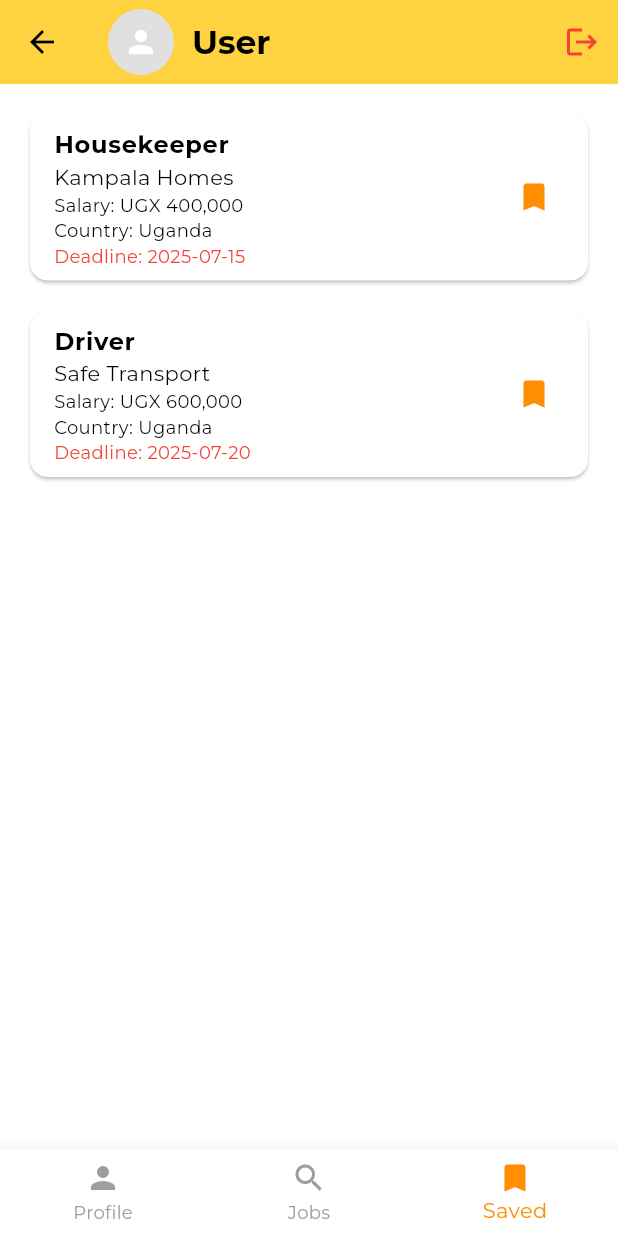
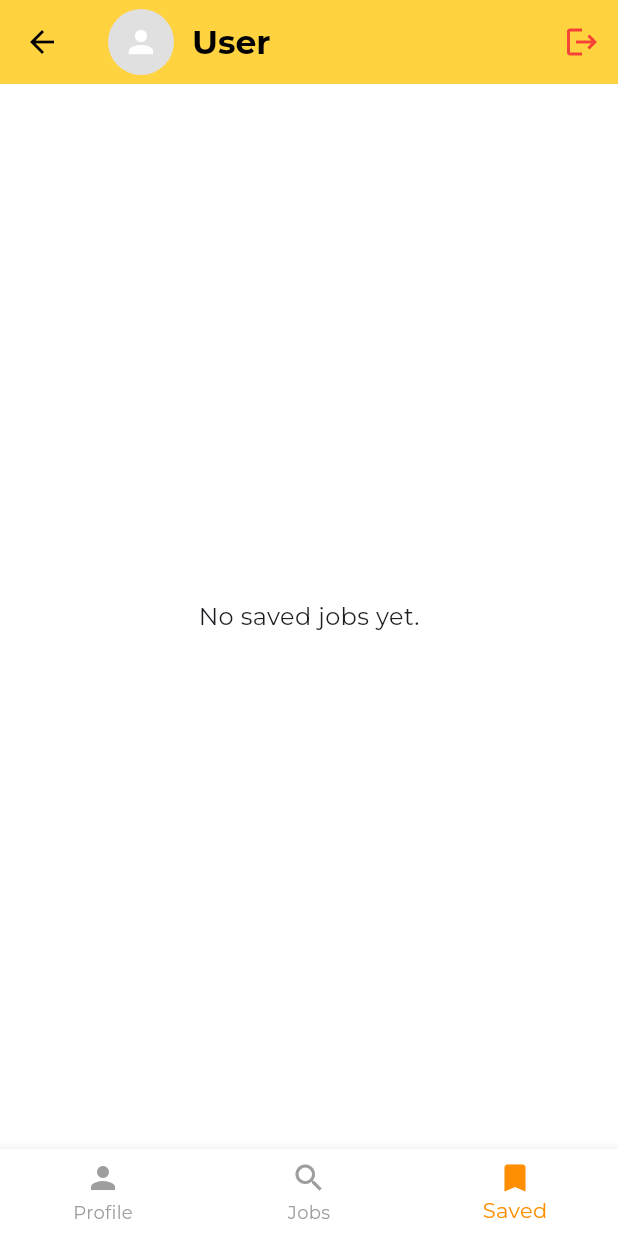
Before and after one commit to jobpopapp/jobpop1, a Flutter app: the SavedJobsScreen screen opened by its route, on a phone screen of 412 x 824 dp. Run offline on Flutter 3.47's test engine with Material 3 defaults, Android fonts, the light colour scheme and no system bars; our stand-ins replace google_fonts, shared_preferences, supabase_flutter; accounts and stored records are empty; generated files the repository leaves out were written again.

Commit message:
JOBS BEING QUERIED WELL FROM SUPABASE 1-JULY-2025, added saved jobs table, tap any saved job to view its full details

```diff
--- a/lib/screens/saved_jobs_screen.dart
+++ b/lib/screens/saved_jobs_screen.dart
@@ -1,5 +1,6 @@
 import 'package:flutter/material.dart';
 import 'package:google_fonts/google_fonts.dart';
+import 'package:supabase_flutter/supabase_flutter.dart';
 
 class SavedJobsScreen extends StatefulWidget {
   const SavedJobsScreen({Key? key}) : super(key: key);
@@ -10,33 +11,43 @@ class SavedJobsScreen extends StatefulWidget {
 
 class _SavedJobsScreenState extends State<SavedJobsScreen> {
   int _selectedIndex = 2;
+  List<Map<String, dynamic>> _savedJobs = [];
+  bool _loading = true;
+  String username = 'User';
+  String userEmail = '';
+  String userPhone = '';
+  String? profilePhotoUrl;
+
+  @override
+  void initState() {
+    super.initState();
+    _fetchSavedJobs();
+  }
+
+  Future<void> _fetchSavedJobs() async {
+    final supabase = Supabase.instance.client;
+    final user = supabase.auth.currentUser;
+    if (user == null) {
+      setState(() {
+        _savedJobs = [];
+        _loading = false;
+      });
+      return;
+    }
+    final response = await supabase
+        .from('saved_jobs') // Table name matches job details page
+        .select(
+            'job_id, jobs:title, jobs:company, jobs:salary, jobs:country, jobs:deadline, jobs:description, jobs:requirements, jobs:email, jobs:company_website, jobs:application_link, jobs:contact_phone')
+        .eq('user_id', user.id)
+        .order('id', ascending: false);
+    setState(() {
+      _savedJobs = List<Map<String, dynamic>>.from(response);
+      _loading = false;
+    });
+  }
 
   @override
   Widget build(BuildContext context) {
-    // TODO: Replace with real saved jobs from Supabase
-    final List<Map<String, String>> savedJobs = [
-      {
-        'title': 'Housekeeper',
-        'company': 'Kampala Homes',
-        'salary': 'UGX 400,000',
-        'country': 'Uganda',
-        'deadline': '2025-07-15',
-      },
-      {
-        'title': 'Driver',
-        'company': 'Safe Transport',
-        'salary': 'UGX 600,000',
-        'country': 'Uganda',
-        'deadline': '2025-07-20',
-      },
-    ];
-
-    // Mock user info for AppBar (replace with real user data if available)
-    final String username = 'User';
-    final String? userEmail = '';
-    final String? userPhone = '';
-    final String? profilePhotoUrl = null;
-
     return Scaffold(
       backgroundColor: Colors.white,
       appBar: AppBar(
@@ -45,12 +56,12 @@ class _SavedJobsScreenState extends State<SavedJobsScreen> {
         elevation: 0,
         title: Row(
           children: [
-            if (profilePhotoUrl != null && profilePhotoUrl.isNotEmpty)
+            if (profilePhotoUrl != null && profilePhotoUrl!.isNotEmpty)
               Padding(
                 padding: const EdgeInsets.only(right: 12),
                 child: CircleAvatar(
                   radius: 22,
-                  backgroundImage: NetworkImage(profilePhotoUrl),
+                  backgroundImage: NetworkImage(profilePhotoUrl!),
                   backgroundColor: Colors.grey[200],
                 ),
               )
@@ -74,7 +85,7 @@ class _SavedJobsScreenState extends State<SavedJobsScreen> {
                       color: Colors.black,
                     ),
                   ),
-                  if (userEmail != null && userEmail.isNotEmpty)
+                  if (userEmail.isNotEmpty)
                     Text(
                       userEmail,
                       style: GoogleFonts.montserrat(
@@ -82,7 +93,7 @@ class _SavedJobsScreenState extends State<SavedJobsScreen> {
                         color: Color.fromARGB(255, 122, 0, 0),
                       ),
                     ),
-                  if (userPhone != null && userPhone.isNotEmpty)
+                  if (userPhone.isNotEmpty)
                     Text(
                       userPhone,
                       style: GoogleFonts.montserrat(
@@ -105,41 +116,63 @@ class _SavedJobsScreenState extends State<SavedJobsScreen> {
           ),
         ],
       ),
-      body: savedJobs.isEmpty
+      body: _loading
+          ? const Center(child: CircularProgressIndicator())
+          : _savedJobs.isEmpty
               ? Center(
                   child: Text('No saved jobs yet.',
                       style: GoogleFonts.montserrat(fontSize: 16)),
                 )
               : ListView.separated(
                   padding: const EdgeInsets.all(16),
-              itemCount: savedJobs.length,
-              separatorBuilder: (context, index) => const SizedBox(height: 12),
+                  itemCount: _savedJobs.length,
+                  separatorBuilder: (context, index) =>
+                      const SizedBox(height: 12),
                   itemBuilder: (context, index) {
-                final job = savedJobs[index];
+                    final job = _savedJobs[index];
                     return Card(
                       shape: RoundedRectangleBorder(
                           borderRadius: BorderRadius.circular(12)),
                       child: ListTile(
-                    title: Text(job['title'] ?? '',
+                        title: Text(job['jobs:title'] ?? '',
                             style: GoogleFonts.montserrat(
                                 fontWeight: FontWeight.bold)),
                         subtitle: Column(
                           crossAxisAlignment: CrossAxisAlignment.start,
                           children: [
-                        Text(job['company'] ?? '',
+                            Text(job['jobs:company'] ?? '',
                                 style: GoogleFonts.montserrat()),
-                        Text('Salary: ${job['salary']}',
+                            Text('Salary: ${job['jobs:salary'] ?? ''}',
                                 style: GoogleFonts.montserrat(fontSize: 12)),
-                        Text('Country: ${job['country']}',
+                            Text('Country: ${job['jobs:country'] ?? ''}',
                                 style: GoogleFonts.montserrat(fontSize: 12)),
-                        Text('Deadline: ${job['deadline']}',
+                            Text('Deadline: ${job['jobs:deadline'] ?? ''}',
                                 style: GoogleFonts.montserrat(
                                     fontSize: 12, color: Colors.red)),
                           ],
                         ),
-                    trailing: Icon(Icons.bookmark, color: Colors.amber[800]),
+                        trailing:
+                            Icon(Icons.bookmark, color: Colors.amber[800]),
                         onTap: () {
-                      // TODO: Navigate to job detail
+                          // Pass the job map to the detail screen, matching the expected structure
+                          Navigator.pushNamed(
+                            context,
+                            '/job_detail',
+                            arguments: {
+                              'id': job['job_id'],
+                              'title': job['jobs:title'],
+                              'company': job['jobs:company'],
+                              'salary': job['jobs:salary'],
+                              'country': job['jobs:country'],
+                              'deadline': job['jobs:deadline'],
+                              'description': job['jobs:description'],
+                              'requirements': job['jobs:requirements'],
+                              'email': job['jobs:email'],
+                              'company_website': job['jobs:company_website'],
+                              'application_link': job['jobs:application_link'],
+                              'contact_phone': job['jobs:contact_phone'],
+                            },
+                          );
                         },
                       ),
                     );
```
Lines whose indentation alone changed are shown as unchanged.
